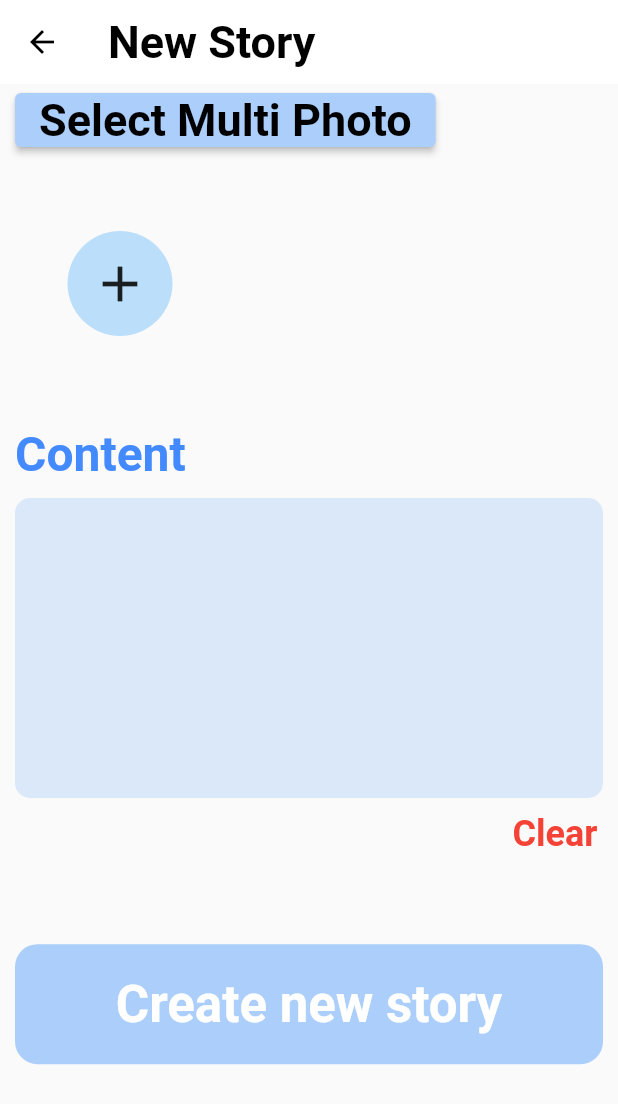
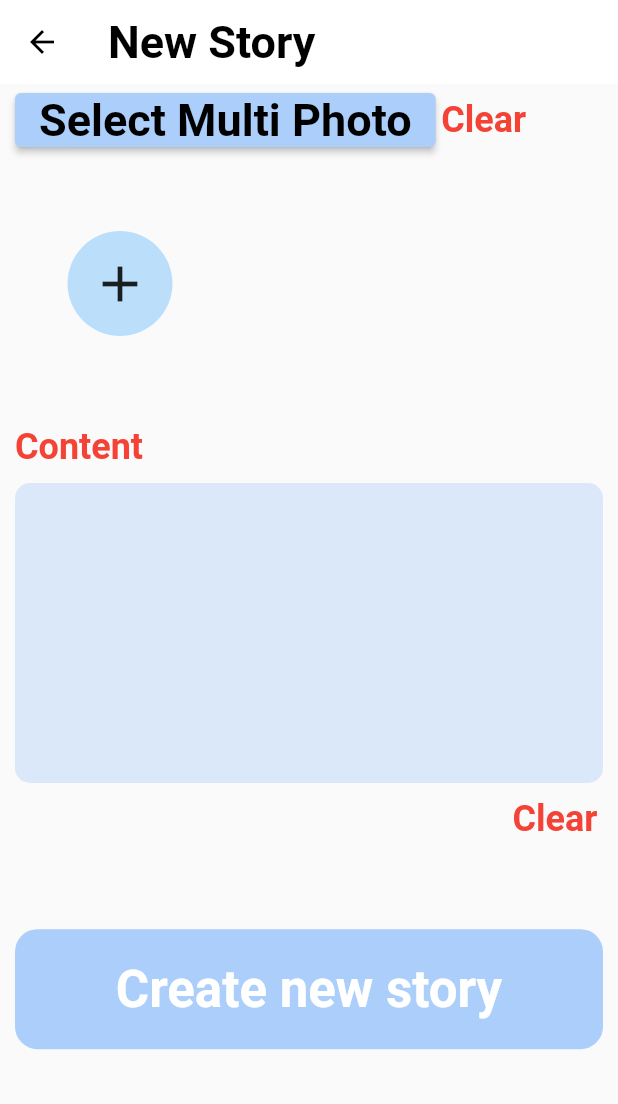
Before and after one commit to whatsthelunchmenu/Ae-stagram-app, a Flutter app: the NewStory screen opened by its route, on a phone screen of 412 x 824 dp. Shown: the top 1104 px of the screen. Run offline on Flutter 3.47's test engine with Material 2 defaults, Android fonts, the phone set to English and light mode, and no system bars; our stand-ins replace carousel_slider, dio, firebase_auth, firebase_core, flutter_easyloading, flutter_signin_button and 7 more; accounts and stored records are empty; network calls fail.

Commit message:
수정 일부 구현

```diff
--- a/lib/app/ui/android/new_story/components/content_write_board.dart
+++ b/lib/app/ui/android/new_story/components/content_write_board.dart
@@ -1,6 +1,7 @@
 import 'package:ae_stagram_app/app/controller/controllers.dart'
     show NewStoryController;
 import 'package:ae_stagram_app/app/ui/theme/app_colors.dart';
+import 'package:ae_stagram_app/app/ui/theme/app_texts.dart';
 import 'package:flutter/material.dart';
 import 'package:get/get.dart';
 import 'package:google_fonts/google_fonts.dart';
@@ -11,14 +12,7 @@ class ContentWriteBoard extends GetWidget<NewStoryController> {
     return Column(
       crossAxisAlignment: CrossAxisAlignment.start,
       children: [
-        Text(
-          "Content",
-          style: GoogleFonts.indieFlower(
-            fontSize: 32,
-            color: Colors.blueAccent,
-            fontWeight: FontWeight.bold,
-          ),
-        ),
+        Text("Content", style: clearButtonTextStyle),
         SizedBox(height: 10),
         Container(
           height: 200,
@@ -47,7 +41,9 @@ class ContentWriteBoard extends GetWidget<NewStoryController> {
           mainAxisAlignment: MainAxisAlignment.end,
           children: [
             TextButton(
-              onPressed: () {},
+              onPressed: () {
+                controller.textController.clear();
+              },
               style: TextButton.styleFrom(
                 padding: EdgeInsets.zero,
                 alignment: Alignment.center,
--- a/lib/app/ui/android/new_story/components/upload_image_picker.dart
+++ b/lib/app/ui/android/new_story/components/upload_image_picker.dart
@@ -11,6 +11,10 @@ class UploadImagePicker extends GetWidget<NewStoryController> {
     return Column(
       crossAxisAlignment: CrossAxisAlignment.start,
       children: [
+        Row(
+          mainAxisAlignment: MainAxisAlignment.start,
+          crossAxisAlignment: CrossAxisAlignment.end,
+          children: [
             ElevatedButton(
               onPressed: controller.pickMultipleImages,
               child: Text(
@@ -20,6 +24,18 @@ class UploadImagePicker extends GetWidget<NewStoryController> {
               style: ElevatedButton.styleFrom(
                 primary: mainColor,
               ),
+            ),
+            TextButton(
+              onPressed: () {
+                controller.pickedImages.clear();
+              },
+              style: TextButton.styleFrom(
+                padding: EdgeInsets.zero,
+                alignment: Alignment.center,
+              ),
+              child: Text("Clear", style: clearButtonTextStyle),
+            ),
+          ],
         ),
         SizedBox(height: 10),
         Container(
--- a/lib/app/ui/theme/app_texts.dart
+++ b/lib/app/ui/theme/app_texts.dart
@@ -30,3 +30,9 @@ final TextStyle myPageBoxContentTextStyle = GoogleFonts.nanumPenScript(
   fontWeight: FontWeight.w500,
   color: Colors.lightBlue,
 );
+
+final TextStyle clearButtonTextStyle = GoogleFonts.indieFlower(
+  color: Colors.red,
+  fontSize: 24,
+  fontWeight: FontWeight.w700,
+);
--- a/pubspec.yaml
+++ b/pubspec.yaml
@@ -42,6 +42,7 @@ dependencies:
   persistent_bottom_nav_bar: ^4.0.2
   dio: ^4.0.1
   flutter_easyloading: ^3.0.3
+  path_provider: ^2.0.6
 
 dev_dependencies:
   flutter_test:
```
Also changed, not shown: lib/app/controller/new_story/new_story_controller.dart (+25 -0 lines), lib/app/ui/android/modify_story/components/cancel_dialog.dart (added, +35 -0 lines), lib/app/ui/android/modify_story/components/upload_image_picker.dart (+57 -40 lines), lib/app/ui/android/modify_story/modify_story.dart (+26 -5 lines). Lines whose indentation alone changed are shown as unchanged.
